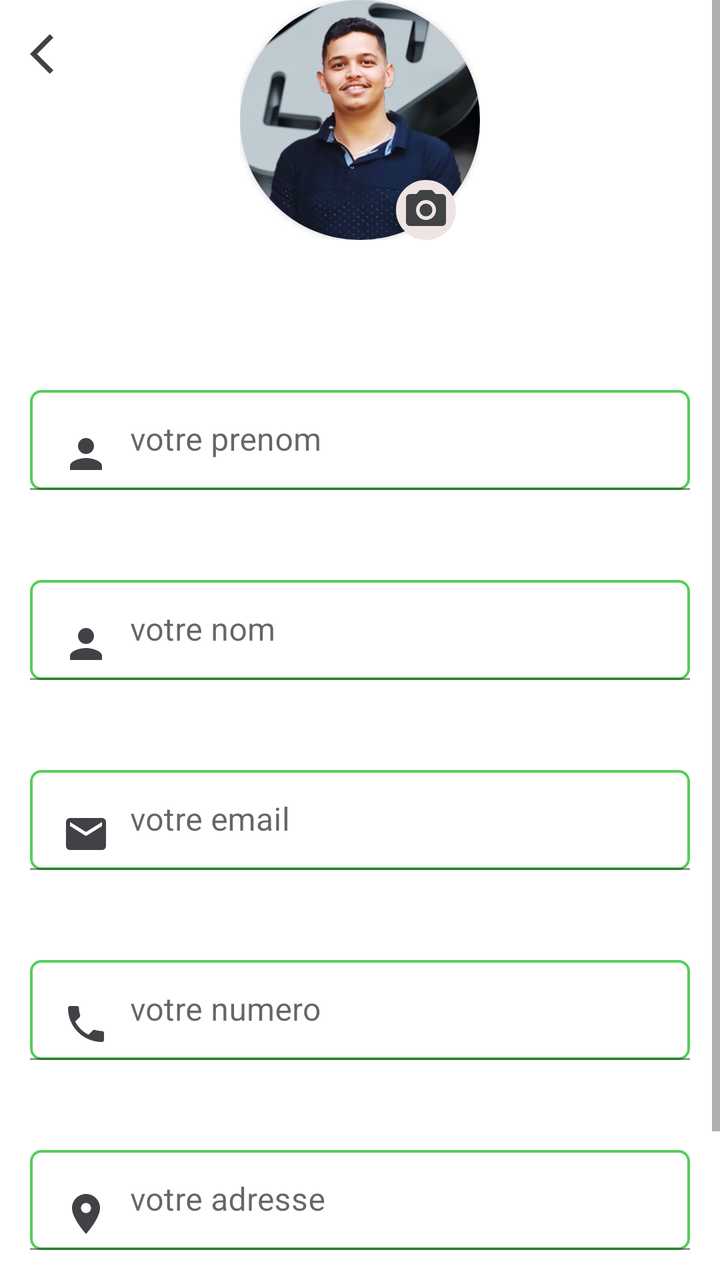
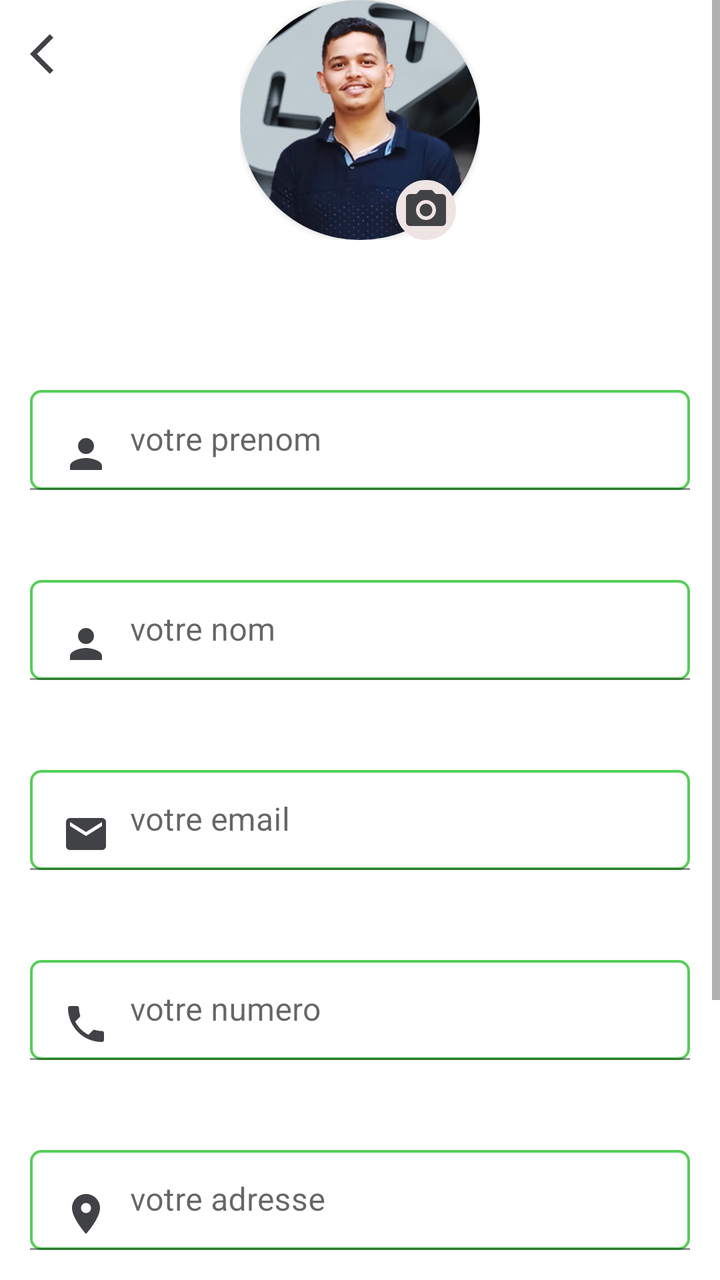

The first picture is an Android layout as it rendered before a commit; the second is the same layout after the commit. The layout source and the unified diff follow.
<!-- AndroidManifest.xml: application theme Theme.HelloHairdresser -->
<!-- res/layout/activity_profile.xml -->
<?xml version="1.0" encoding="utf-8"?>
<RelativeLayout xmlns:android="http://schemas.android.com/apk/res/android"
    xmlns:app="http://schemas.android.com/apk/res-auto"
    xmlns:tools="http://schemas.android.com/tools"
    android:layout_width="match_parent"
    android:layout_height="match_parent"
    tools:context=".Profile">
    <ImageButton
        android:id="@+id/backBtn"
        android:layout_width="wrap_content"
        android:layout_height="wrap_content"
        android:backgroundTint="@color/white"
        android:padding="15dp"
        android:src="@drawable/ic_arrow_back" />
    <ScrollView
        android:layout_width="match_parent"
        android:layout_height="match_parent"
        android:fillViewport="true"
        >
    <LinearLayout
        android:textAlignment="center"
        android:layout_width="match_parent"
        android:orientation="vertical"
        android:gravity="center"
        android:layout_height="match_parent">
        <RelativeLayout
            android:layout_width="120dp"
            android:layout_height="120dp"
            android:layout_marginBottom="30dp"
            >

            <androidx.cardview.widget.CardView
                android:id="@+id/view"
                android:layout_width="120dp"
                android:layout_height="120dp"
                android:layout_centerHorizontal="true"
                android:elevation="12dp"
                android:textAlignment="center"
                app:cardCornerRadius="60dp">

                <ImageView
                    android:id="@+id/imageView"
                    android:layout_width="match_parent"
                    android:layout_height="120dp"
                    android:scaleType="centerCrop"
                    android:src="@drawable/adnane" />
            </androidx.cardview.widget.CardView>

            <ImageButton
                android:id="@+id/imageDangerLevel3"
                android:layout_width="wrap_content"
                android:layout_height="wrap_content"
                android:layout_alignParentEnd="true"
                android:layout_alignParentBottom="true"
                android:layout_marginLeft="5dp"
                android:padding="3dp"
                android:layout_marginEnd="12dp"
                android:background="@drawable/etat_shape"
                android:translationZ="2dp"
                android:src="@drawable/ic_camera"
                android:backgroundTint="#EFE4E4"
                />
        </RelativeLayout>
        <com.google.android.material.textfield.TextInputLayout
            android:id="@+id/id_prenom_log"
            android:layout_width="fill_parent"
            android:layout_height="wrap_content">

            <EditText
                android:layout_width="match_parent"
                android:layout_height="50sp"
                android:layout_marginHorizontal="15sp"
                android:layout_marginTop="45sp"
                android:background="@drawable/shape_button"
                android:drawableLeft="@drawable/ic_person"
                android:drawablePadding="10sp"
                android:hint="votre prenom"
                android:paddingHorizontal="15sp"
                android:singleLine="true"
                android:textColor="@android:color/black"
                />
        </com.google.android.material.textfield.TextInputLayout>
        <com.google.android.material.textfield.TextInputLayout
            android:id="@+id/id_nom_log"
            android:layout_width="fill_parent"
            android:layout_height="wrap_content">

            <EditText
                android:layout_width="match_parent"
                android:layout_height="50sp"
                android:layout_marginHorizontal="15sp"
                android:layout_marginTop="45sp"
                android:background="@drawable/shape_button"
                android:drawableLeft="@drawable/ic_person"
                android:drawablePadding="10sp"
                android:hint="votre nom"
                android:paddingHorizontal="15sp"
                android:singleLine="true"
                android:textColor="@android:color/black"
                />
        </com.google.android.material.textfield.TextInputLayout>
        <com.google.android.material.textfield.TextInputLayout
            android:id="@+id/id_email"
            android:layout_width="fill_parent"
            android:layout_height="wrap_content">

            <EditText
                android:layout_width="match_parent"
                android:layout_height="50sp"
                android:layout_marginHorizontal="15sp"
                android:layout_marginTop="45sp"
                android:background="@drawable/shape_button"
                android:drawableLeft="@drawable/ic_email"
                android:drawablePadding="10sp"
                android:hint="votre email"
                android:paddingHorizontal="15sp"
                android:singleLine="true"
                android:textColor="@android:color/black"
                />
        </com.google.android.material.textfield.TextInputLayout>
        <com.google.android.material.textfield.TextInputLayout
            android:id="@+id/id_phone"
            android:layout_width="fill_parent"
            android:layout_height="wrap_content">
            <EditText
                android:layout_width="match_parent"
                android:layout_height="50sp"
                android:layout_marginHorizontal="15sp"
                android:layout_marginTop="45sp"
                android:background="@drawable/shape_button"
                android:drawableLeft="@drawable/ic_phone"
                android:drawablePadding="10sp"
                android:hint="votre numero"
                android:paddingHorizontal="15sp"
                android:singleLine="true"
                android:textColor="@android:color/black"
                />
        </com.google.android.material.textfield.TextInputLayout>
        <com.google.android.material.textfield.TextInputLayout
            android:id="@+id/id_adresse"
            android:layout_width="fill_parent"
            android:layout_height="wrap_content">
            <EditText
                android:layout_width="match_parent"
                android:layout_height="50sp"
                android:layout_marginHorizontal="15sp"
                android:layout_marginTop="45sp"
                android:background="@drawable/shape_button"
                android:drawableLeft="@drawable/ic_location"
                android:drawablePadding="10sp"
                android:hint="votre adresse"
                android:paddingHorizontal="15sp"
                android:singleLine="true"
                android:textColor="@android:color/black"
                />
        </com.google.android.material.textfield.TextInputLayout>
        <LinearLayout
            android:layout_width="match_parent"
            android:orientation="horizontal"
            android:layout_marginHorizontal="30dp"
            android:layout_marginVertical="25dp"
            android:gravity="center"
            android:backgroundTint="@color/vertApp"
            android:background="@drawable/shape_button"
            android:layout_height="wrap_content">
            <TextView
                android:layout_width="wrap_content"
                android:layout_height="wrap_content"
                android:backgroundTint="@color/white"
                android:background="@drawable/ic_save"/>
            <TextView
                android:textColor="@color/white"
                android:layout_width="wrap_content"
                android:layout_height="wrap_content"
                android:text="Enregestrez les modification"
                android:padding="15dp"
                android:textAlignment="center"

                />
        </LinearLayout>
    </LinearLayout>
    </ScrollView>

</RelativeLayout>
<!-- resources referenced by this layout -->
<resources>
  <color name="vertApp">#E13FC845</color>
  <color name="white">#FFFFFFFF</color>
  <!-- drawable etat_shape (drawable) -->
  <?xml version="1.0" encoding="utf-8"?>
  <shape xmlns:android="http://schemas.android.com/apk/res/android"
      android:shape="oval"
      >
      <stroke android:color="@color/black" android:width="1dp"/>
  
  </shape>
  <!-- drawable ic_arrow_back (drawable) -->
  <vector android:autoMirrored="true" android:height="24dp"
      android:tint="#414245" android:viewportHeight="24"
      android:viewportWidth="24" android:width="24dp" xmlns:android="http://schemas.android.com/apk/res/android">
      <path android:fillColor="@android:color/white" android:pathData="M11.67,3.87L9.9,2.1 0,12l9.9,9.9 1.77,-1.77L3.54,12z"/>
  </vector>
  <!-- drawable ic_email (drawable) -->
  <vector android:height="24dp" android:tint="#414245"
      android:viewportHeight="24" android:viewportWidth="24"
      android:width="24dp" xmlns:android="http://schemas.android.com/apk/res/android">
      <path android:fillColor="@android:color/white" android:pathData="M20,4L4,4c-1.1,0 -1.99,0.9 -1.99,2L2,18c0,1.1 0.9,2 2,2h16c1.1,0 2,-0.9 2,-2L22,6c0,-1.1 -0.9,-2 -2,-2zM20,8l-8,5 -8,-5L4,6l8,5 8,-5v2z"/>
  </vector>
  <!-- drawable ic_location (drawable) -->
  <vector android:height="24dp" android:tint="#414245"
      android:viewportHeight="24" android:viewportWidth="24"
      android:width="24dp" xmlns:android="http://schemas.android.com/apk/res/android">
      <path android:fillColor="@android:color/white" android:pathData="M12,2C8.13,2 5,5.13 5,9c0,5.25 7,13 7,13s7,-7.75 7,-13c0,-3.87 -3.13,-7 -7,-7zM12,11.5c-1.38,0 -2.5,-1.12 -2.5,-2.5s1.12,-2.5 2.5,-2.5 2.5,1.12 2.5,2.5 -1.12,2.5 -2.5,2.5z"/>
  </vector>
  <!-- drawable ic_person (drawable) -->
  <vector android:height="24dp" android:tint="#414245"
      android:viewportHeight="24" android:viewportWidth="24"
      android:width="24dp" xmlns:android="http://schemas.android.com/apk/res/android">
      <path android:fillColor="@android:color/white" android:pathData="M12,12c2.21,0 4,-1.79 4,-4s-1.79,-4 -4,-4 -4,1.79 -4,4 1.79,4 4,4zM12,14c-2.67,0 -8,1.34 -8,4v2h16v-2c0,-2.66 -5.33,-4 -8,-4z"/>
  </vector>
  <!-- drawable ic_save (drawable) -->
  <vector android:height="24dp" android:tint="#414245"
      android:viewportHeight="24" android:viewportWidth="24"
      android:width="24dp" xmlns:android="http://schemas.android.com/apk/res/android">
      <path android:fillColor="@android:color/white" android:pathData="M17,3L5,3c-1.11,0 -2,0.9 -2,2v14c0,1.1 0.89,2 2,2h14c1.1,0 2,-0.9 2,-2L21,7l-4,-4zM12,19c-1.66,0 -3,-1.34 -3,-3s1.34,-3 3,-3 3,1.34 3,3 -1.34,3 -3,3zM15,9L5,9L5,5h10v4z"/>
  </vector>
  <!-- drawable shape_button (drawable) -->
  <?xml version="1.0" encoding="utf-8"?>
  <shape xmlns:android="http://schemas.android.com/apk/res/android"
      android:shape="rectangle"
      >
      <corners android:radius="5dp" />
      <stroke android:color="@color/vertApp" android:width="1.3dp"/>
  
  </shape>
  <color name="black">#FF000000</color>
  <color name="purple_500">#FF6200EE</color>
  <color name="purple_700">#FF3700B3</color>
  <color name="teal_200">#FF03DAC5</color>
  <color name="teal_700">#FF018786</color>
  <!-- unchanged entries left out for length: 4 -->
</resources>

<!-- the commit's change to res/layout/activity_profile.xml (unified diff, before → after) -->
@@ -77,8 +77,7 @@
                 android:hint="votre prenom"
                 android:paddingHorizontal="15sp"
                 android:singleLine="true"
-                android:textColor="@android:color/black"
-                />
+                android:textColor="@android:color/black" />
         </com.google.android.material.textfield.TextInputLayout>
         <com.google.android.material.textfield.TextInputLayout
             android:id="@+id/id_nom_log"
@@ -151,6 +150,26 @@
                 android:hint="votre adresse"
                 android:paddingHorizontal="15sp"
                 android:singleLine="true"
+                android:textColor="@android:color/black"
+                />
+        </com.google.android.material.textfield.TextInputLayout>
+        <com.google.android.material.textfield.TextInputLayout
+            android:id="@+id/id_aboutMe"
+            android:layout_width="fill_parent"
+            android:layout_height="wrap_content">
+            <EditText
+                android:layout_width="match_parent"
+                android:layout_height="50sp"
+                android:layout_marginHorizontal="15sp"
+                android:layout_marginTop="45sp"
+                android:background="@drawable/shape_button"
+                android:drawableLeft="@drawable/ic_info"
+                android:drawablePadding="10sp"
+                android:hint="À propos de moi"
+                android:paddingHorizontal="15sp"
+                android:singleLine="false"
+                android:inputType="textMultiLine"
+                android:minLines="4"
                 android:textColor="@android:color/black"
                 />
         </com.google.android.material.textfield.TextInputLayout>
@@ -175,7 +194,6 @@
                 android:text="Enregestrez les modification"
                 android:padding="15dp"
                 android:textAlignment="center"
-
                 />
         </LinearLayout>
     </LinearLayout>
<!-- resource entries referenced after the edit -->
@@ -21,6 +21,12 @@
       android:viewportHeight="24" android:viewportWidth="24"
       android:width="24dp" xmlns:android="http://schemas.android.com/apk/res/android">
       <path android:fillColor="@android:color/white" android:pathData="M20,4L4,4c-1.1,0 -1.99,0.9 -1.99,2L2,18c0,1.1 0.9,2 2,2h16c1.1,0 2,-0.9 2,-2L22,6c0,-1.1 -0.9,-2 -2,-2zM20,8l-8,5 -8,-5L4,6l8,5 8,-5v2z"/>
+  </vector>
+  <!-- drawable ic_info (drawable) -->
+  <vector android:height="24dp" android:tint="#414245"
+      android:viewportHeight="24" android:viewportWidth="24"
+      android:width="24dp" xmlns:android="http://schemas.android.com/apk/res/android">
+      <path android:fillColor="@android:color/white" android:pathData="M12,2C6.48,2 2,6.48 2,12s4.48,10 10,10 10,-4.48 10,-10S17.52,2 12,2zM13,17h-2v-6h2v6zM13,9h-2L11,7h2v2z"/>
   </vector>
   <!-- drawable ic_location (drawable) -->
   <vector android:height="24dp" android:tint="#414245"
